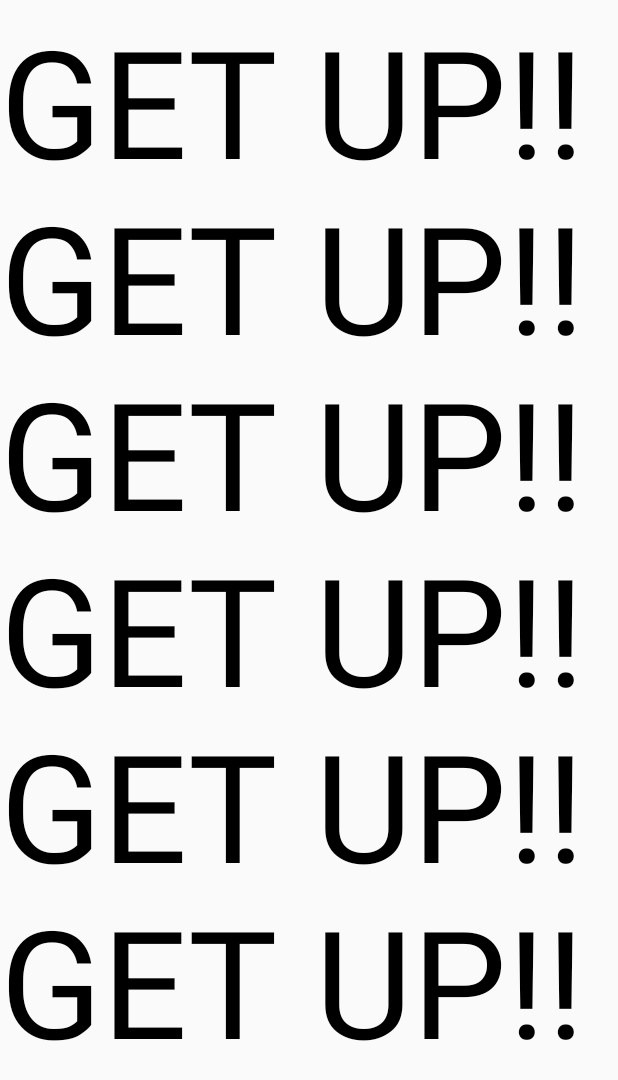
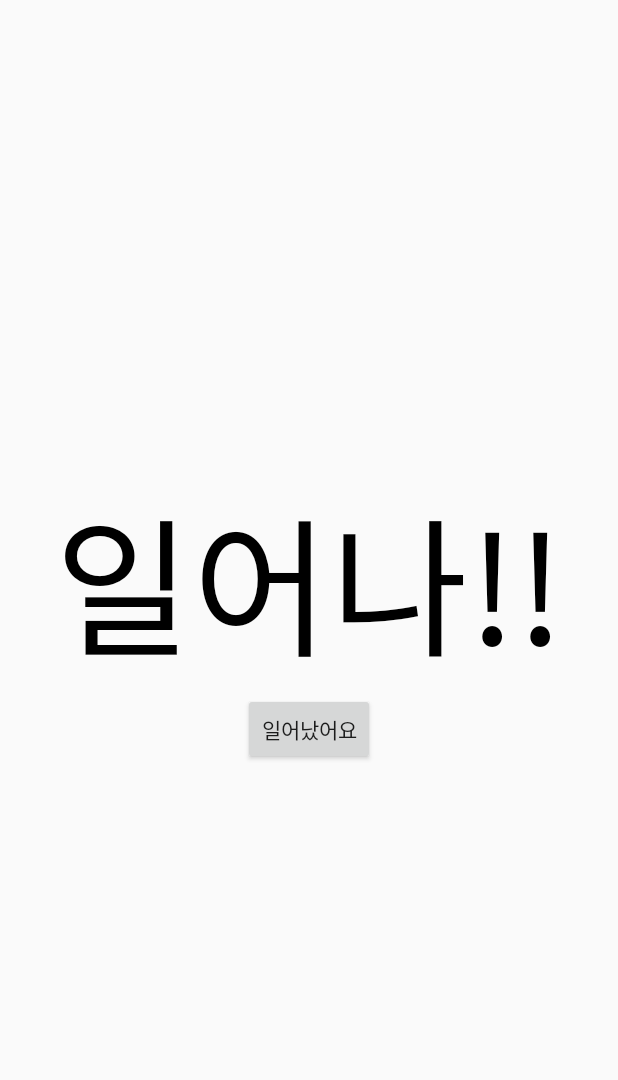
Before and after one commit to wjrmffldrhrl/mobileteam, an Android app: the Light screen opened directly, with no data from a screen before it, on a phone screen of 412 x 824 dp. Shown: the top 1080 px of the screen. Run offline under Robolectric (Android 15) with nearby library versions, the phone set to English and light mode, and no system bars; 3 statements that could not run were skipped.

Commit message:
무음시 작동하는 플래시 완벽 구현

```diff
--- a/app/src/main/java/com/example/annu/Light.java
+++ b/app/src/main/java/com/example/annu/Light.java
@@ -1,14 +1,71 @@
 package com.example.annu;
 
+
+import android.content.Context;
+import android.content.Intent;
+
+import android.hardware.camera2.CameraAccessException;
+import android.hardware.camera2.CameraManager;
+import android.os.Build;
 import android.os.Bundle;
 import android.support.v7.app.AppCompatActivity;
 import android.util.Log;
+import android.view.View;
 import android.view.WindowManager;
+import android.widget.Button;
+
+import com.example.annu.EyeDetected.EyeService;
+
+import java.util.Timer;
+import java.util.TimerTask;
 
 public class Light extends AppCompatActivity {
 
     private WindowManager.LayoutParams params;
     private float brightness;// 화면 밝기 제어
+
+    boolean flashon = false;//플래시 사용 변수
+    private CameraManager mCameraManager;
+    private String mCameraId;
+
+    Button get_up;
+
+    Timer my_timer = new Timer();//플래시 반복 실행을 위한 타이머
+    TimerTask my_task = new TimerTask() {
+        @Override
+        public void run() {
+            mCameraManager = (CameraManager) getSystemService(Context.CAMERA_SERVICE);//카메라 프래시 제어어
+            try {
+                mCameraId = mCameraManager.getCameraIdList()[0];
+            } catch (CameraAccessException e) {
+                e.printStackTrace();
+            }
+            if (!flashon) {
+                if (Build.VERSION.SDK_INT >= Build.VERSION_CODES.M) {//버젼이 낮을시 실행 x
+                    try {
+                        mCameraManager.setTorchMode(mCameraId, true);
+                        flashon = true;
+                        Log.e("flashon", "can use");
+                    } catch (CameraAccessException e) {
+                        e.printStackTrace();
+                        Log.e("flashon", "can't use");
+                    }
+                }
+            } else {
+                if (Build.VERSION.SDK_INT >= Build.VERSION_CODES.M) {
+                    try {
+                        mCameraManager.setTorchMode(mCameraId, false);
+                        flashon = false;
+                    } catch (CameraAccessException e) {
+                        e.printStackTrace();
+                        Log.e("flashoff", "can't use");
+                    }
+                }
+            }
+        }
+    };
+
+    Intent intent;
 
 
     @Override
@@ -16,27 +73,55 @@ public class Light extends AppCompatActivity {
         super.onCreate(savedInstanceState);
         setContentView(R.layout.light);
 
+        get_up = (Button) findViewById(R.id.light_bt_getup);
         params = getWindow().getAttributes();
+        intent = new Intent(this, EyeService.class);
+        stopService(intent);//진행중인 서비스 정지
 
+        my_timer.schedule(my_task, 1000, 1000); // 타이머 실행
+
+        get_up.setOnClickListener(new View.OnClickListener() {
+            @Override
+            public void onClick(View v) {
+                finish();
+            }
+        });
     }
 
+
     @Override
-    protected void onDestroy(){
+    protected void onDestroy() {//액티비티 종료시
         super.onDestroy();
-        Log.e("light","off");
+        Log.e("light", "off");
 
         params.screenBrightness = brightness;
         getWindow().setAttributes(params);//기존 밝기로 변경
 
+        if (flashon) {
+            if (Build.VERSION.SDK_INT >= Build.VERSION_CODES.M) {
+                try {
+                    mCameraManager.setTorchMode(mCameraId, false);
+                    flashon = false;
+                } catch (CameraAccessException e) {
+                    e.printStackTrace();
+                    Log.e("flashoff", "can't use");
+                }
+            }
+
+        }
+        my_timer.cancel();//타이머 정지
+
+        startService(intent);
     }
 
     @Override
-    protected void onResume(){
+    protected void onResume() {
         super.onResume();
 
         brightness = params.screenBrightness; // 기존밝기 저장
-
         params.screenBrightness = 1f;
         getWindow().setAttributes(params);//밝기 최대로 설정정
     }
+
+
 }
--- a/app/src/main/res/layout/light.xml
+++ b/app/src/main/res/layout/light.xml
@@ -1,13 +1,21 @@
 <?xml version="1.0" encoding="utf-8"?>
 <LinearLayout xmlns:android="http://schemas.android.com/apk/res/android"
     android:layout_width="match_parent"
-    android:layout_height="match_parent">
+    android:layout_height="match_parent"
+    android:gravity="center"
+    android:orientation="vertical">
 
     <TextView
         android:layout_width="wrap_content"
         android:layout_height="wrap_content"
-        android:text="GET UP!!GET UP!!GET UP!!GET UP!!GET UP!!GET UP!!"
-        android:textSize="100dp"
-        android:textColor="#000000"/>
+        android:text="일어나!!"
+        android:textColor="#000000"
+        android:textSize="100dp" />
+
+    <Button
+        android:id="@+id/light_bt_getup"
+        android:layout_width="wrap_content"
+        android:layout_height="wrap_content"
+        android:text="일어났어요" />
 
 </LinearLayout>
--- a/app/src/main/res/layout/study_select.xml
+++ b/app/src/main/res/layout/study_select.xml
@@ -68,6 +68,7 @@
         android:layout_marginBottom="190dp"
         android:background="#ffffff"
         android:scaleType="fitXY"
+        android:layout_centerHorizontal="true"
         android:src="@drawable/note" />
 
     <ImageButton
```
Also changed, not shown: app/src/main/java/com/example/annu/MainActivity.java (+11 -9 lines).
